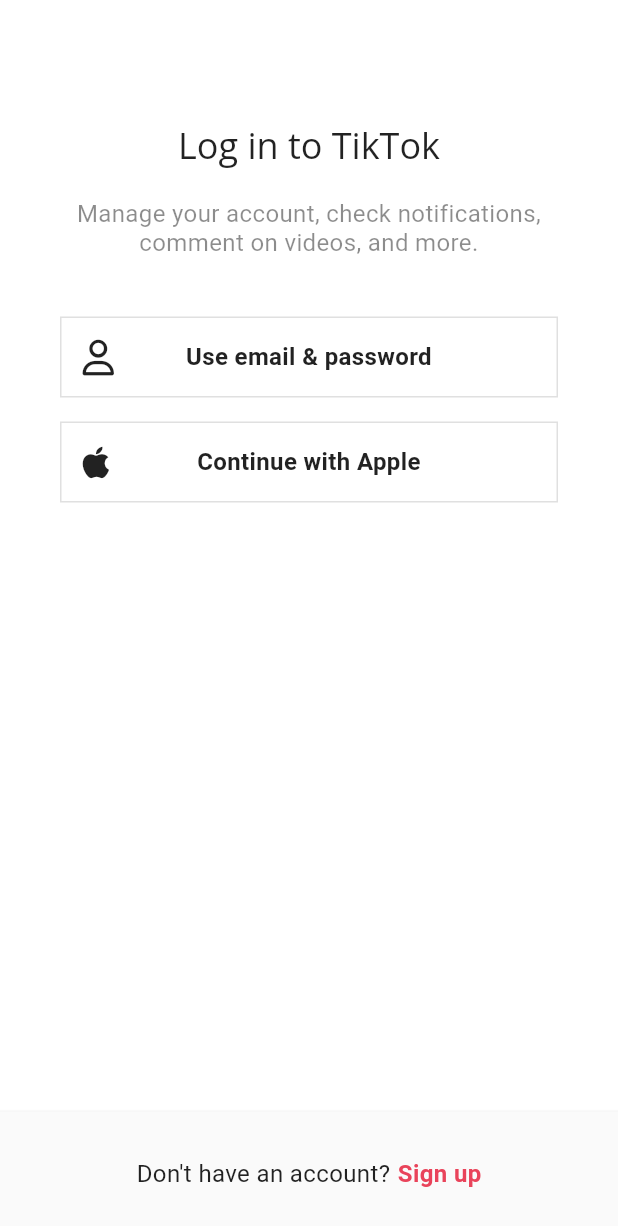
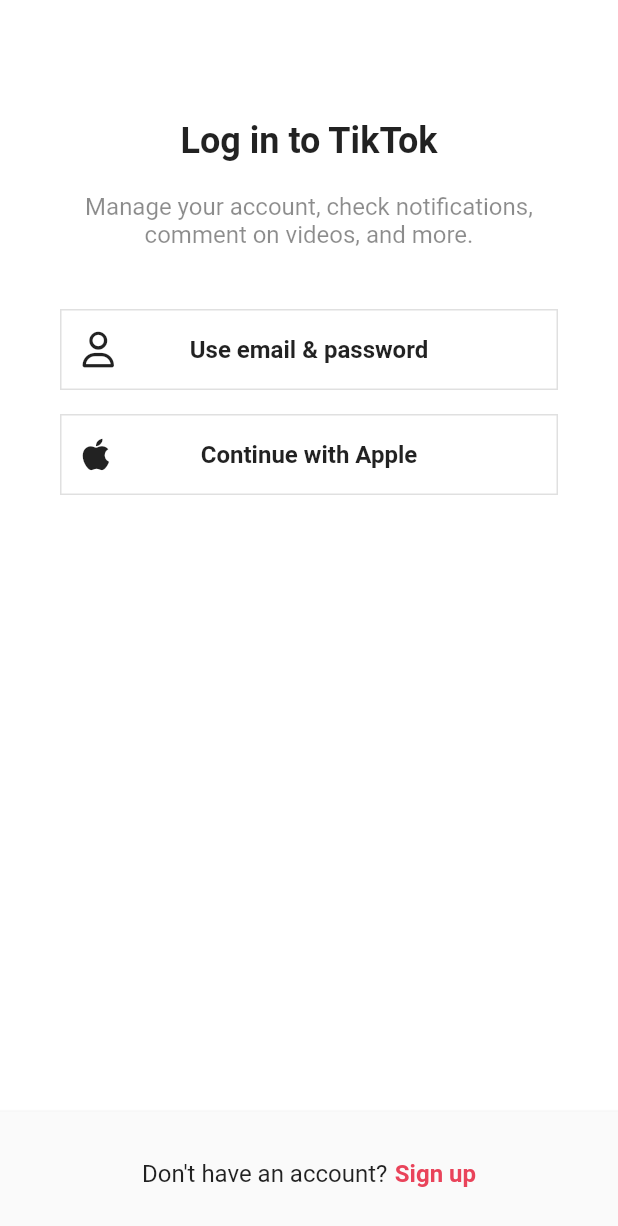
Before and after one commit to ghrms80/tiktok-clone, a Flutter app: the screen it shows after launch, after a tap on "Log in", on a phone screen of 412 x 824 dp. Shown: the top 1226 px of the screen. Run offline on Flutter 3.47's test engine with Material 2 defaults, Android fonts, the phone set to English and light mode, and no system bars; our stand-ins replace font_awesome_flutter, google_fonts, marquee, video_player, visibility_detector; network calls fail; Roboto replaces fonts that are missing (Itim).

Commit message:
15.3 Google Fonts

```diff
--- a/lib/features/authentication/login_screen.dart
+++ b/lib/features/authentication/login_screen.dart
@@ -31,9 +31,12 @@ class LoginScreen extends StatelessWidget {
           child: Column(
             children: [
               Gaps.v80,
-              Text(
+              const Text(
                 "Log in to TikTok",
-                style: Theme.of(context).textTheme.headlineSmall,
+                style: TextStyle(
+                  fontSize: Sizes.size24,
+                  fontWeight: FontWeight.w700,
+                ),
               ),
               Gaps.v20,
               const Text(
--- a/lib/features/authentication/sign_up_screen.dart
+++ b/lib/features/authentication/sign_up_screen.dart
@@ -39,12 +39,12 @@ class SignUpScreen extends StatelessWidget {
               child: Column(
                 children: [
                   Gaps.v64,
-                  Text(
+                  const Text(
                     "Sign up for TikTok",
-                    style: Theme.of(context)
-                        .textTheme
-                        .headlineSmall!
-                        .copyWith(color: Colors.red),
+                    style: TextStyle(
+                      fontSize: Sizes.size24,
+                      fontWeight: FontWeight.w700,
+                    ),
                   ),
                   Gaps.v16,
                   const Opacity(
--- a/lib/main.dart
+++ b/lib/main.dart
@@ -31,34 +31,7 @@ class TicTokApp extends StatelessWidget {
       themeMode: ThemeMode.system,
       theme: ThemeData(
         brightness: Brightness.light,
-        textTheme: TextTheme(
-          displayLarge: GoogleFonts.openSans(
-              fontSize: 95, fontWeight: FontWeight.w300, letterSpacing: -1.5),
-          displayMedium: GoogleFonts.openSans(
-              fontSize: 59, fontWeight: FontWeight.w300, letterSpacing: -0.5),
-          displaySmall:
-              GoogleFonts.openSans(fontSize: 48, fontWeight: FontWeight.w400),
-          headlineMedium: GoogleFonts.openSans(
-              fontSize: 34, fontWeight: FontWeight.w400, letterSpacing: 0.25),
-          headlineSmall:
-              GoogleFonts.openSans(fontSize: 24, fontWeight: FontWeight.w400),
-          titleLarge: GoogleFonts.openSans(
-              fontSize: 20, fontWeight: FontWeight.w500, letterSpacing: 0.15),
-          titleMedium: GoogleFonts.openSans(
-              fontSize: 16, fontWeight: FontWeight.w400, letterSpacing: 0.15),
-          titleSmall: GoogleFonts.openSans(
-              fontSize: 14, fontWeight: FontWeight.w500, letterSpacing: 0.1),
-          bodyLarge: GoogleFonts.roboto(
-              fontSize: 16, fontWeight: FontWeight.w400, letterSpacing: 0.5),
-          bodyMedium: GoogleFonts.roboto(
-              fontSize: 14, fontWeight: FontWeight.w400, letterSpacing: 0.25),
-          labelLarge: GoogleFonts.roboto(
-              fontSize: 14, fontWeight: FontWeight.w500, letterSpacing: 1.25),
-          bodySmall: GoogleFonts.roboto(
-              fontSize: 12, fontWeight: FontWeight.w400, letterSpacing: 0.4),
-          labelSmall: GoogleFonts.roboto(
-              fontSize: 10, fontWeight: FontWeight.w400, letterSpacing: 1.5),
-        ),
+        textTheme: GoogleFonts.itimTextTheme(),
         scaffoldBackgroundColor: Colors.white,
         primaryColor: const Color(0xFFE9435A),
         textSelectionTheme: const TextSelectionThemeData(
@@ -77,6 +50,9 @@ class TicTokApp extends StatelessWidget {
         ),
       ),
       darkTheme: ThemeData(
+        textTheme: GoogleFonts.itimTextTheme(
+          ThemeData(brightness: Brightness.dark).textTheme,
+        ),
         brightness: Brightness.dark,
         scaffoldBackgroundColor: Colors.black,
         primaryColor: const Color(0xFFE9435A),
```
